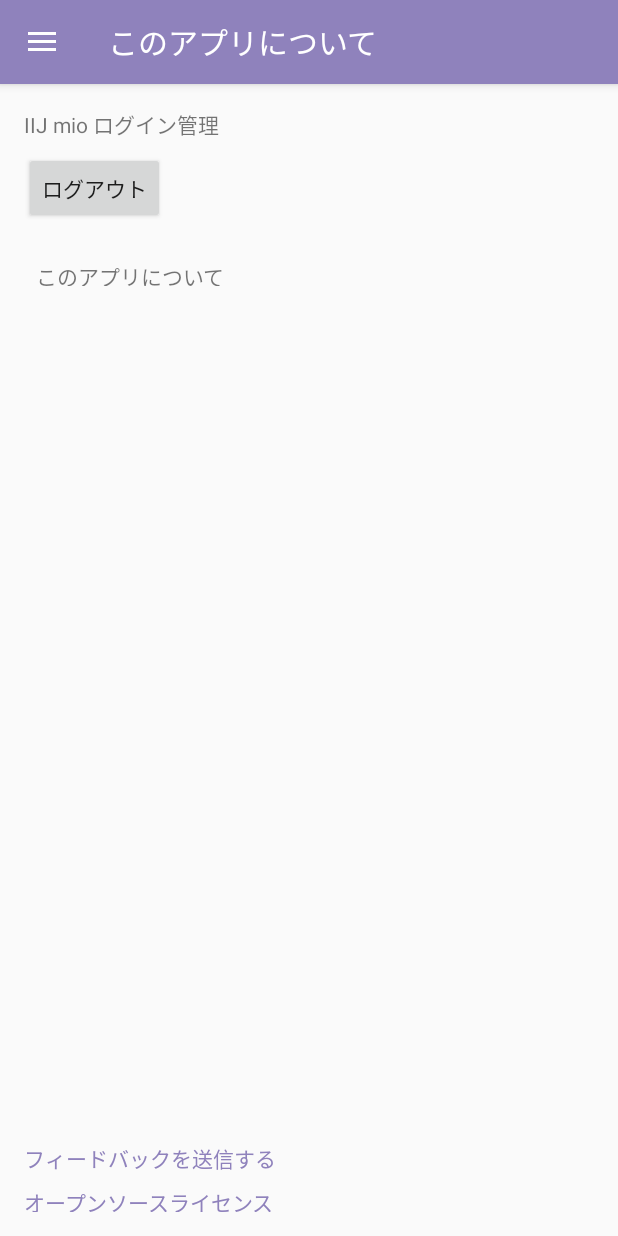
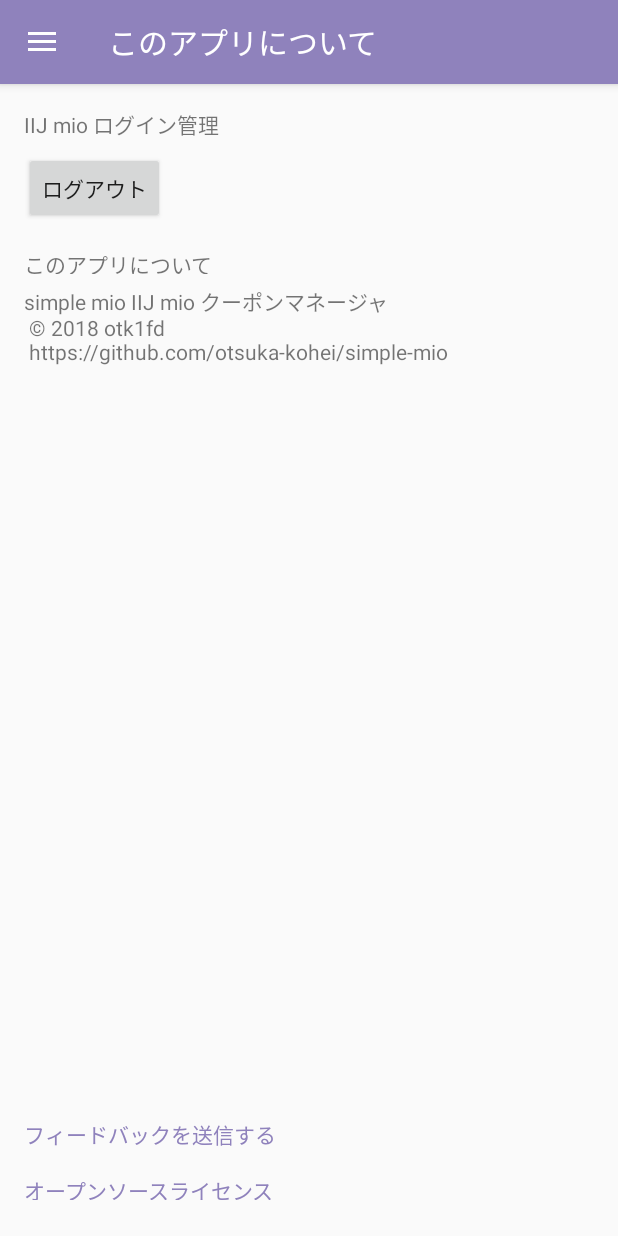
Before and after one commit to otsuka-kohei/simple-mio, an Android app: the screen it shows after launch (MainActivity), in the side drawer, after a tap on "このアプリについて", on a phone screen of 412 x 824 dp. Run offline under Robolectric (Android 15) with nearby library versions, the phone set to English and light mode, and no system bars; our stand-ins replace Volley; network calls fail.

Commit message:
UIを修正

```diff
--- a/app/build.gradle
+++ b/app/build.gradle
@@ -10,8 +10,8 @@
         applicationId "com.otk1fd.simplemio"
         minSdkVersion 24
         targetSdkVersion 27
-        versionCode 3
-        versionName '1.0.3'
+        versionCode 5
+        versionName '1.0.5'
         testInstrumentationRunner "android.support.test.runner.AndroidJUnitRunner"
     }
     buildTypes {
@@ -21,6 +21,12 @@
         }
     }
     productFlavors {
+    }
+    lintOptions {
+        checkReleaseBuilds false
+        // Or, if you prefer, you can continue to check for errors in release builds,
+        // but continue the build even when errors are found:
+        abortOnError false
     }
 }
 
--- a/app/src/main/res/layout/fragment_about.xml
+++ b/app/src/main/res/layout/fragment_about.xml
@@ -32,45 +32,43 @@
         android:id="@+id/openSourceTitleTextView"
         android:layout_width="wrap_content"
         android:layout_height="17dp"
-        android:layout_marginBottom="8dp"
+        android:layout_marginBottom="16dp"
         android:layout_marginStart="8dp"
         android:text="オープンソースライセンス"
         android:textColor="@color/colorPrimary"
         app:layout_constraintBottom_toBottomOf="parent"
         app:layout_constraintStart_toStartOf="parent" />
 
-    <android.support.constraint.ConstraintLayout
-        android:layout_width="0dp"
-        android:layout_height="0dp"
-        android:layout_marginBottom="8dp"
-        android:layout_marginEnd="8dp"
+    <TextView
+        android:id="@+id/sendFeedbackTextView"
+        android:layout_width="wrap_content"
+        android:layout_height="wrap_content"
+        android:layout_marginBottom="16dp"
         android:layout_marginStart="8dp"
-        android:layout_marginTop="16dp"
-        app:layout_constraintBottom_toTopOf="@+id/sendFeedbackTextView"
-        app:layout_constraintEnd_toEndOf="parent"
-        app:layout_constraintHorizontal_bias="0.0"
-        app:layout_constraintStart_toStartOf="parent"
-        app:layout_constraintTop_toBottomOf="@+id/logoutButton">
+        android:text="フィードバックを送信する"
+        android:textColor="@color/colorPrimary"
+        app:layout_constraintBottom_toTopOf="@+id/openSourceTitleTextView"
+        app:layout_constraintStart_toStartOf="parent" />
 
     <TextView
         android:id="@+id/aboutTitleTextView"
         android:layout_width="wrap_content"
         android:layout_height="17dp"
         android:layout_marginStart="8dp"
-            android:layout_marginTop="8dp"
+        android:layout_marginTop="16dp"
         android:text="このアプリについて"
         app:layout_constraintStart_toStartOf="parent"
-            app:layout_constraintTop_toTopOf="parent" />
+        app:layout_constraintTop_toBottomOf="@+id/logoutButton" />
 
     <ScrollView
         android:id="@+id/aboutScrollView"
         android:layout_width="0dp"
         android:layout_height="0dp"
-            android:layout_marginBottom="8dp"
+        android:layout_marginBottom="16dp"
         android:layout_marginEnd="8dp"
         android:layout_marginStart="8dp"
         android:layout_marginTop="8dp"
-            app:layout_constraintBottom_toTopOf="@+id/openSourceTitleTextView"
+        app:layout_constraintBottom_toTopOf="@+id/sendFeedbackTextView"
         app:layout_constraintEnd_toEndOf="parent"
         app:layout_constraintHorizontal_bias="0.0"
         app:layout_constraintStart_toStartOf="parent"
@@ -78,24 +76,11 @@
 
         <TextView
             android:id="@+id/aboutTextView"
-                android:layout_width="337dp"
-                android:layout_height="3dp"
+            android:layout_width="match_parent"
+            android:layout_height="match_parent"
             android:text="about"
-                tools:layout_editor_absoluteX="23dp"
-                tools:layout_editor_absoluteY="268dp" />
+            tools:layout_editor_absoluteX="37dp"
+            tools:layout_editor_absoluteY="132dp" />
     </ScrollView>
 
 </android.support.constraint.ConstraintLayout>
-
-    <TextView
-        android:id="@+id/sendFeedbackTextView"
-        android:layout_width="wrap_content"
-        android:layout_height="wrap_content"
-        android:layout_marginBottom="8dp"
-        android:layout_marginStart="8dp"
-        android:text="フィードバックを送信する"
-        android:textColor="@color/colorPrimary"
-        app:layout_constraintBottom_toTopOf="@+id/openSourceTitleTextView"
-        app:layout_constraintStart_toStartOf="parent" />
-
-</android.support.constraint.ConstraintLayout>
```
Also changed, not shown: 2 other files. Lines whose indentation alone changed are shown as unchanged.
